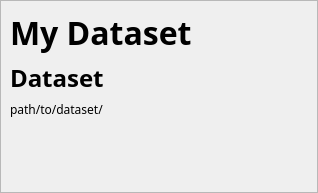
This is ui/card.ui in danielhsu021202/PythonCBAS as Qt 5 draws it before an edit. The edited form follows.
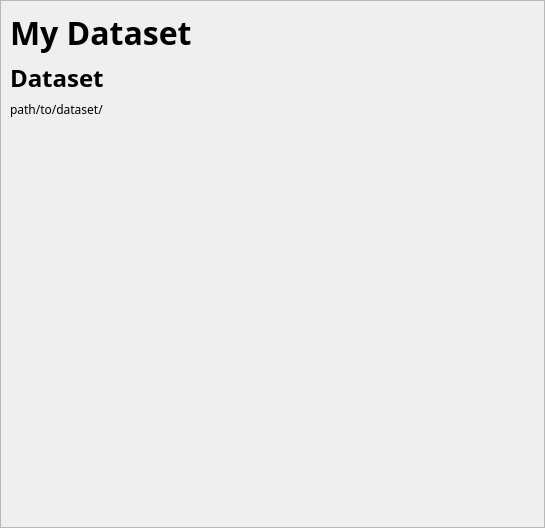
This is the edited form. Icons and pictures are not drawn.

```diff
--- a/ui/card.ui
+++ b/ui/card.ui
@@ -6,8 +6,8 @@
    <rect>
     <x>0</x>
     <y>0</y>
-    <width>318</width>
-    <height>193</height>
+    <width>545</width>
+    <height>528</height>
    </rect>
   </property>
   <property name="windowTitle">
```
